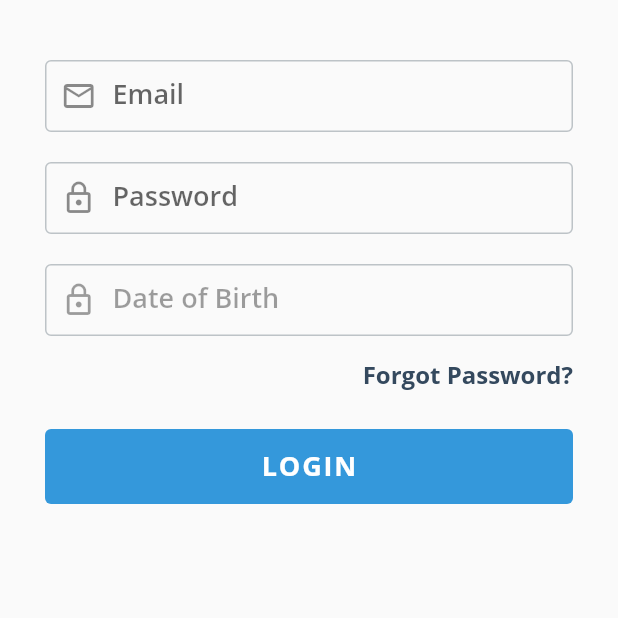
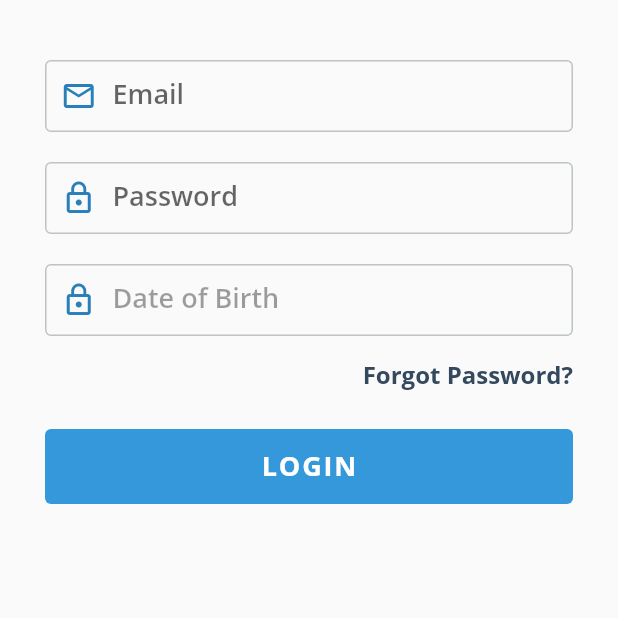
Before and after one commit to ainulya16/flat_ui, a Flutter app: the Payment screen opened directly, on a phone screen of 412 x 824 dp, the top half of it. Run offline on Flutter 3.47's test engine with Material 2 defaults, Android fonts, the phone set to English and light mode, and no system bars; our stand-ins replace tinycolor.

Commit message:
fix: example

```diff
--- a/example/lib/main.dart
+++ b/example/lib/main.dart
@@ -15,6 +15,7 @@ class MyApp extends StatelessWidget {
       title: 'Flutter Demo',
       debugShowCheckedModeBanner: false,
       theme: ThemeData(
+        fontFamily: 'OpenSans',
         primarySwatch: Colors.blue,
         visualDensity: VisualDensity.adaptivePlatformDensity,
       ),
@@ -33,7 +34,7 @@ class MyHomePage extends StatefulWidget {
 }
 
 class _MyHomePageState extends State<MyHomePage> {
-  StepperController controller = new StepperController();
+  FUIStepperController controller = new FUIStepperController();
 
   @override
   Widget build(BuildContext context) {
@@ -51,6 +52,7 @@ class _MyHomePageState extends State<MyHomePage> {
         page: Payment(stepperController: controller,));
     return Scaffold(
       backgroundColor: Colors.grey.shade200,
+
       body: SafeArea(
         child: FUIStepper(
           controller: controller,
--- a/example/lib/pages/Payment.dart
+++ b/example/lib/pages/Payment.dart
@@ -1,10 +1,11 @@
 import 'package:flat_ui/flat_ui.dart';
 import 'package:flutter/material.dart';
+import 'package:tinycolor/tinycolor.dart';
 
 class Payment extends StatefulWidget {
   Payment({Key key, this.stepperController}) : super(key: key);
 
-  final StepperController stepperController;
+  final FUIStepperController stepperController;
 
   @override
   _PaymentState createState() => _PaymentState();
@@ -45,7 +46,7 @@ class _PaymentState extends State<Payment> {
                 label: 'Email',
                 allowNextFocus: true,
                 borderType: FUIFieldBorderType.bordered,
-                prefix: Icon(Icons.mail_outline, color: HexColor('#2980b9'),),
+                prefix: Icon(Icons.mail_outline, color: TinyColor.fromString('#2980b9').color,),
                 hintText: 'john@doe.com',
                 borderRadius: 4,
                 borderColor: '#bdc3c7',
@@ -58,7 +59,7 @@ class _PaymentState extends State<Payment> {
                 label: 'Password',
                 allowNextFocus: false,
                 borderType: FUIFieldBorderType.bordered,
-                prefix: Icon(Icons.lock_outline, color: HexColor('#2980b9'),),
+                prefix: Icon(Icons.lock_outline, color: TinyColor.fromString('#2980b9').color,),
                 borderRadius: 4,
                 obsecureText: true,
                 borderColor: '#bdc3c7',
@@ -72,7 +73,7 @@ class _PaymentState extends State<Payment> {
               child: FUIDateTimePicker(
                 label: 'Date of Birth',
                 borderType: FUIFieldBorderType.bordered,
-                prefix: Icon(Icons.lock_outline, color: HexColor('#2980b9'),),
+                prefix: Icon(Icons.lock_outline, color: TinyColor.fromString('#2980b9').color,),
                 borderRadius: 4,
               )
             ),
--- a/example/pubspec.yaml
+++ b/example/pubspec.yaml
@@ -24,8 +24,10 @@ dependencies:
   flutter:
     sdk: flutter
 
+  tinycolor: ^1.0.3
   flat_ui:
     path: ../
+
 
 
   # The following adds the Cupertino Icons font to your application.
--- a/lib/ProgressBar/LinearProgressBar.dart
+++ b/lib/ProgressBar/LinearProgressBar.dart
@@ -161,10 +161,14 @@ class FUILinearProgressBarPainter extends CustomPainter {
     [
       // Colors.black,
       this.foregroundColor,
+      this.foregroundColor,
       TinyColor(this.foregroundColor).lighten(15).color,
+      TinyColor(this.foregroundColor).lighten(25).color,
     ],
     [
-      0.7,
+      0.5,
+      0.6,
+      0.8,
       1.0,
     ]
   );
--- a/lib/Stepper/Stepper.dart
+++ b/lib/Stepper/Stepper.dart
@@ -42,7 +42,6 @@ class FUIStepper extends StatefulWidget {
 class _FUIStepperState extends State<FUIStepper> with TickerProviderStateMixin {
   int totalPage;
   int currentPage = 1;
-  AnimationController _titleAnimationController;
 
   @override
   void initState() {
--- a/lib/Stepper/StepperTitle.dart
+++ b/lib/Stepper/StepperTitle.dart
@@ -39,7 +39,7 @@ class _FUIStepperTitleState extends State<FUIStepperTitle> with TickerProviderSt
     super.initState();
     _titleAnimationController = AnimationController(duration: new Duration(milliseconds: 400), vsync: this);
     _sizeAnimation = Tween(begin: 0.0, end: widget.width - (widget.numberOfPages * 40)).animate(CurvedAnimation(curve: Curves.linear, parent: _titleAnimationController));
-    _textSizeAnimation = Tween(begin: 0.0, end: 17.0).animate(CurvedAnimation(curve: Curves.linear, parent: _titleAnimationController));
+    _textSizeAnimation = Tween(begin: 0.0, end: 18.0).animate(CurvedAnimation(curve: Curves.linear, parent: _titleAnimationController));
     toggle();
   }
 
@@ -76,6 +76,8 @@ class _FUIStepperTitleState extends State<FUIStepperTitle> with TickerProviderSt
     Widget text = Text('${widget.number}',
         style: TextStyle(
             fontSize: 17,
+            height: 1,
+            fontFamily: 'OpenSans',
             color: textColor));
     return Container(
       width: 40,
@@ -124,7 +126,7 @@ class _FUIStepperTitleState extends State<FUIStepperTitle> with TickerProviderSt
                               children: [Text(
                   '${widget.title}',
                   overflow: TextOverflow.fade,
-                  style: TextStyle(color: widget.activeTitleColor, fontSize: _textSizeAnimation.value,),
+                  style: TextStyle(color: widget.activeTitleColor, fontSize: _textSizeAnimation.value, fontWeight: FontWeight.w500),
                 )],
               ),
             );
--- a/pubspec.yaml
+++ b/pubspec.yaml
@@ -1,6 +1,6 @@
 name: flat_ui
 description: Flat UI.
-version: 0.1.2
+version: 0.1.3
 homepage: https://github.com/ainulya16/flat_ui
 
 environment:
```
Also changed, not shown: example/lib/main3.dart (+6 -5 lines), example/lib/pages/Account.dart (+5 -4 lines), example/pubspec.lock, 2 other files.
